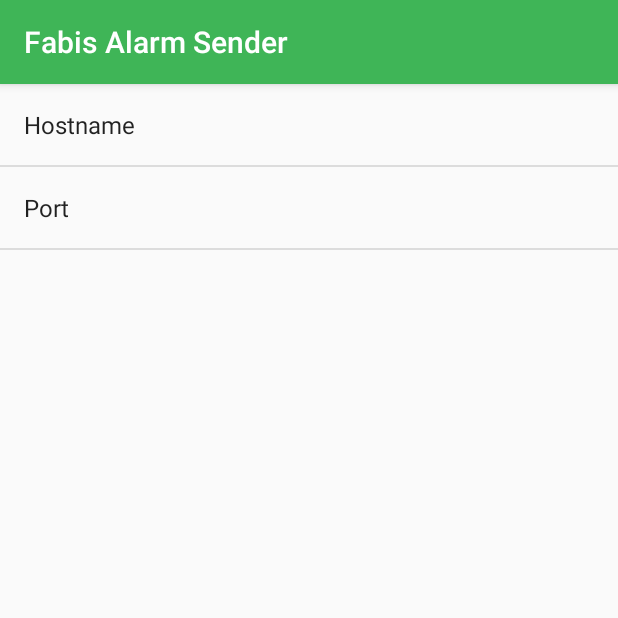
After one commit to gumulka/ClockSender, an Android app: the fragment SettingsFragment shown on its own in the app's theme, on a phone screen of 412 x 824 dp, the top half of it. The commit adds this screen. Run offline under Robolectric (Android 15) with nearby library versions, the phone set to English and light mode, and no system bars.

Commit message:
Added settings fragment
IP address and port are now part of setings and can be changed by user.

```diff
--- /dev/null
+++ b/app/src/main/java/de/gummu/clockjava/SettingsFragment.java
@@ -0,0 +1,18 @@
+package de.gummu.clockjava;
+
+import android.os.Bundle;
+import android.preference.PreferenceFragment;
+
+/**
+ * Created by pflug on 22.11.17.
+ */
+
+public class SettingsFragment extends PreferenceFragment {
+    @Override
+    public void onCreate(Bundle savedInstanceState) {
+        super.onCreate(savedInstanceState);
+
+        // Load the preferences from an XML resource
+        addPreferencesFromResource(R.xml.preferences);
+    }
+}
--- /dev/null
+++ b/app/src/main/res/xml/preferences.xml
@@ -0,0 +1,14 @@
+<?xml version="1.0" encoding="utf-8"?>
+<PreferenceScreen xmlns:android="http://schemas.android.com/apk/res/android">
+
+    <EditTextPreference
+        android:defaultValue="192.168.0.4"
+        android:key="hostname"
+        android:selectAllOnFocus="true"
+        android:singleLine="true"
+        android:title="Hostname" />
+    <EditTextPreference
+        android:defaultValue="17055"
+        android:key="hostport"
+        android:title="Port" />
+</PreferenceScreen>
```
Also changed, not shown: app/src/main/java/de/gummu/clockjava/ClockService.java (+17 -3 lines), app/src/main/java/de/gummu/clockjava/MainActivity.java (+14 -2 lines), app/src/main/res/layout/activity_main.xml (+11 -1 lines).
